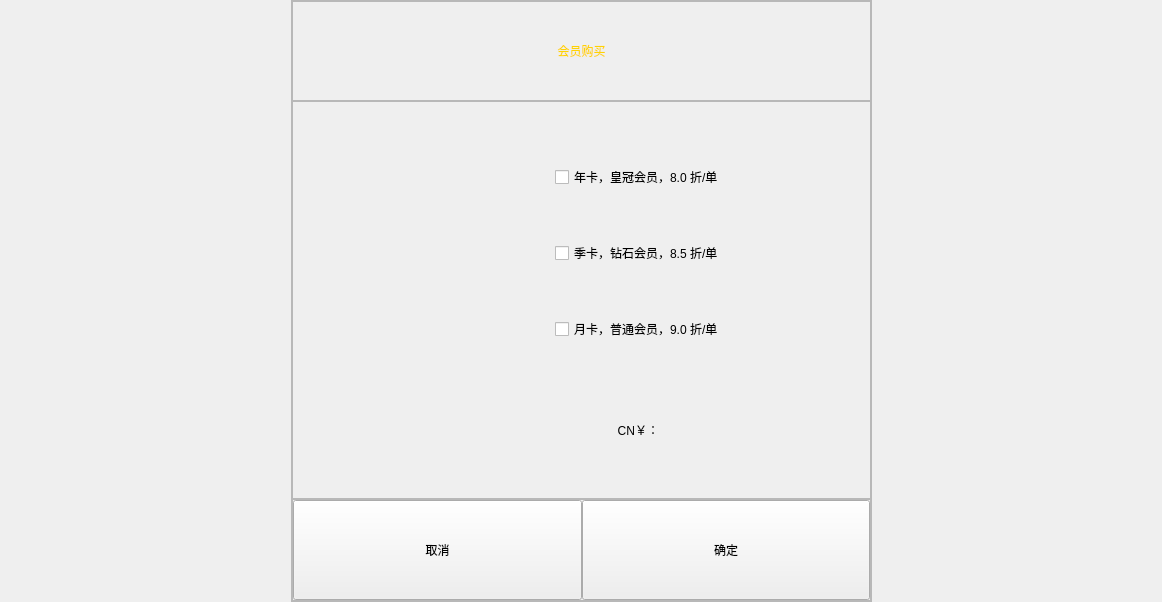
Qt form gobuyvip.ui (nanjingblue/Pancake-stall) before a commit.
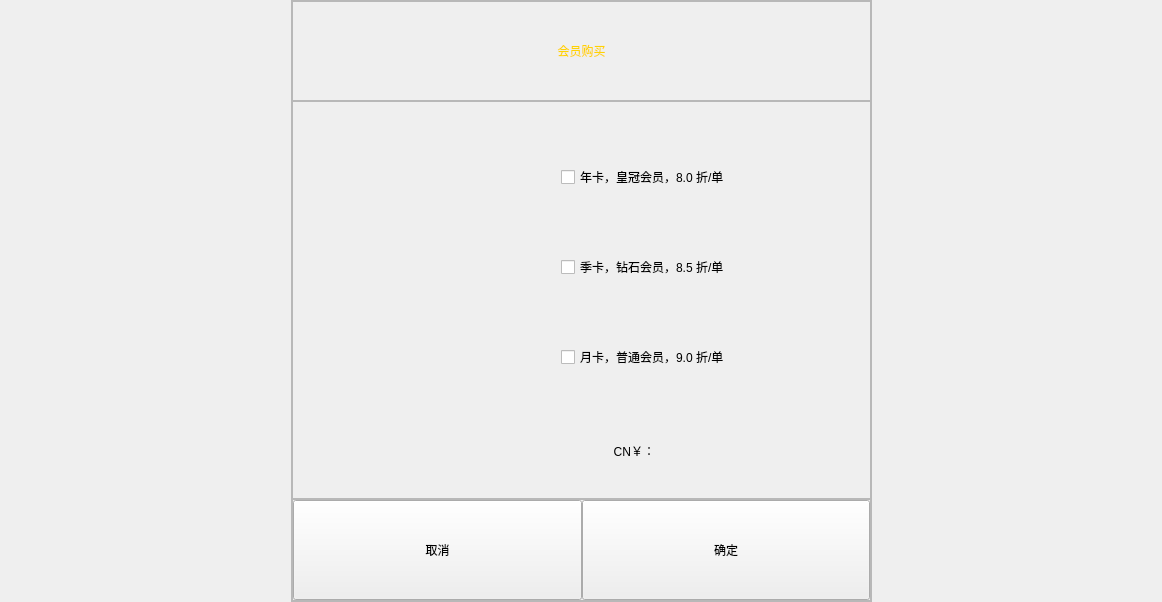
The same form after that commit. Icons and pictures are not drawn.

Patch:
```diff
--- a/gobuyvip.ui
+++ b/gobuyvip.ui
@@ -10,6 +10,12 @@
     <height>602</height>
    </rect>
   </property>
+  <property name="maximumSize">
+   <size>
+    <width>1162</width>
+    <height>602</height>
+   </size>
+  </property>
   <property name="windowTitle">
    <string>Form</string>
   </property>
@@ -107,6 +113,9 @@
          <property name="topMargin">
           <number>40</number>
          </property>
+         <property name="spacing">
+          <number>20</number>
+         </property>
          <item row="1" column="1" colspan="2">
           <widget class="QCheckBox" name="checkBoxSeason">
            <property name="styleSheet">
```
